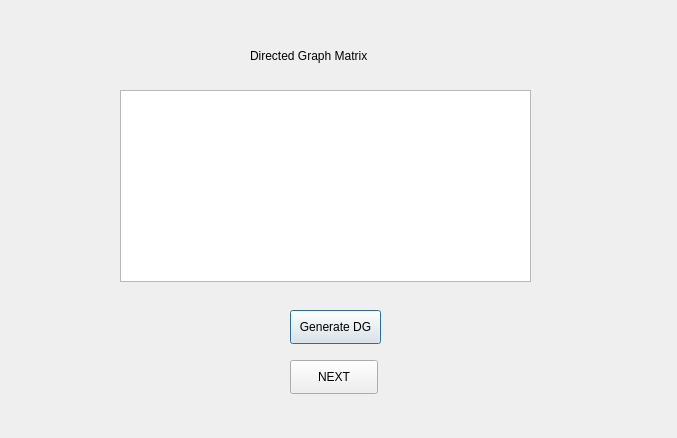
shanidchamal/ADN, file dialog_dg_view.ui: the form before one commit.
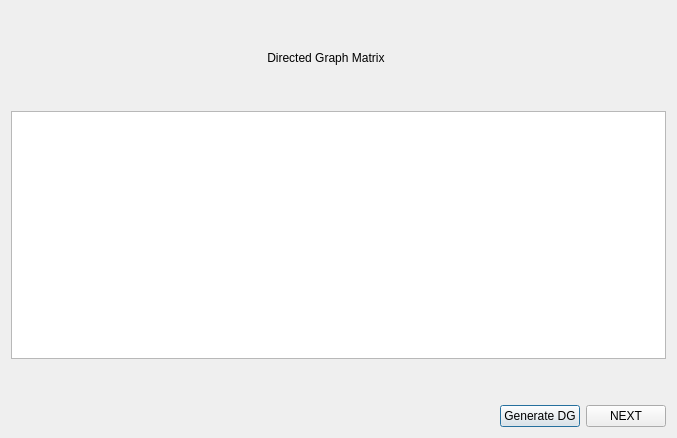
The form after the commit.

Commit message: {Sprint 2} GUI layout fixes

Patch:
```diff
--- a/dialog_dg_view.ui
+++ b/dialog_dg_view.ui
@@ -13,55 +13,101 @@
   <property name="windowTitle">
    <string>Dialog</string>
   </property>
+  <layout class="QVBoxLayout" name="verticalLayout_2">
+   <item>
+    <layout class="QVBoxLayout" name="verticalLayout">
+     <item>
+      <spacer name="verticalSpacer_2">
+       <property name="orientation">
+        <enum>Qt::Vertical</enum>
+       </property>
+       <property name="sizeType">
+        <enum>QSizePolicy::Fixed</enum>
+       </property>
+       <property name="sizeHint" stdset="0">
+        <size>
+         <width>20</width>
+         <height>40</height>
+        </size>
+       </property>
+      </spacer>
+     </item>
+     <item>
   <widget class="QLabel" name="label">
-   <property name="geometry">
-    <rect>
-     <x>250</x>
-     <y>40</y>
-     <width>141</width>
-     <height>31</height>
-    </rect>
-   </property>
    <property name="text">
-    <string>Directed Graph Matrix</string>
-   </property>
-  </widget>
-  <widget class="QTableWidget" name="tableDG">
-   <property name="geometry">
-    <rect>
-     <x>120</x>
-     <y>90</y>
-     <width>411</width>
-     <height>192</height>
-    </rect>
-   </property>
-  </widget>
+        <string>                                                                             Directed Graph Matrix</string>
+       </property>
+      </widget>
+     </item>
+     <item>
+      <spacer name="verticalSpacer_3">
+       <property name="orientation">
+        <enum>Qt::Vertical</enum>
+       </property>
+       <property name="sizeType">
+        <enum>QSizePolicy::Fixed</enum>
+       </property>
+       <property name="sizeHint" stdset="0">
+        <size>
+         <width>20</width>
+         <height>40</height>
+        </size>
+       </property>
+      </spacer>
+     </item>
+     <item>
+      <widget class="QTableWidget" name="tableDG"/>
+     </item>
+     <item>
+      <spacer name="verticalSpacer">
+       <property name="orientation">
+        <enum>Qt::Vertical</enum>
+       </property>
+       <property name="sizeType">
+        <enum>QSizePolicy::Fixed</enum>
+       </property>
+       <property name="sizeHint" stdset="0">
+        <size>
+         <width>20</width>
+         <height>40</height>
+        </size>
+       </property>
+      </spacer>
+     </item>
+     <item>
+      <layout class="QHBoxLayout" name="horizontalLayout">
+       <item>
+        <spacer name="horizontalSpacer">
+         <property name="orientation">
+          <enum>Qt::Horizontal</enum>
+         </property>
+         <property name="sizeHint" stdset="0">
+          <size>
+           <width>40</width>
+           <height>20</height>
+          </size>
+         </property>
+        </spacer>
+       </item>
+       <item>
   <widget class="QPushButton" name="dgButton">
-   <property name="geometry">
-    <rect>
-     <x>290</x>
-     <y>310</y>
-     <width>91</width>
-     <height>34</height>
-    </rect>
-   </property>
    <property name="text">
     <string>Generate DG</string>
    </property>
   </widget>
+       </item>
+       <item>
   <widget class="QPushButton" name="nextButton">
-   <property name="geometry">
-    <rect>
-     <x>290</x>
-     <y>360</y>
-     <width>88</width>
-     <height>34</height>
-    </rect>
-   </property>
    <property name="text">
     <string>NEXT</string>
    </property>
   </widget>
+       </item>
+      </layout>
+     </item>
+    </layout>
+   </item>
+  </layout>
  </widget>
  <resources/>
  <connections/>
```
Lines whose indentation alone changed are shown as unchanged. The commit also changes 9 other files.
